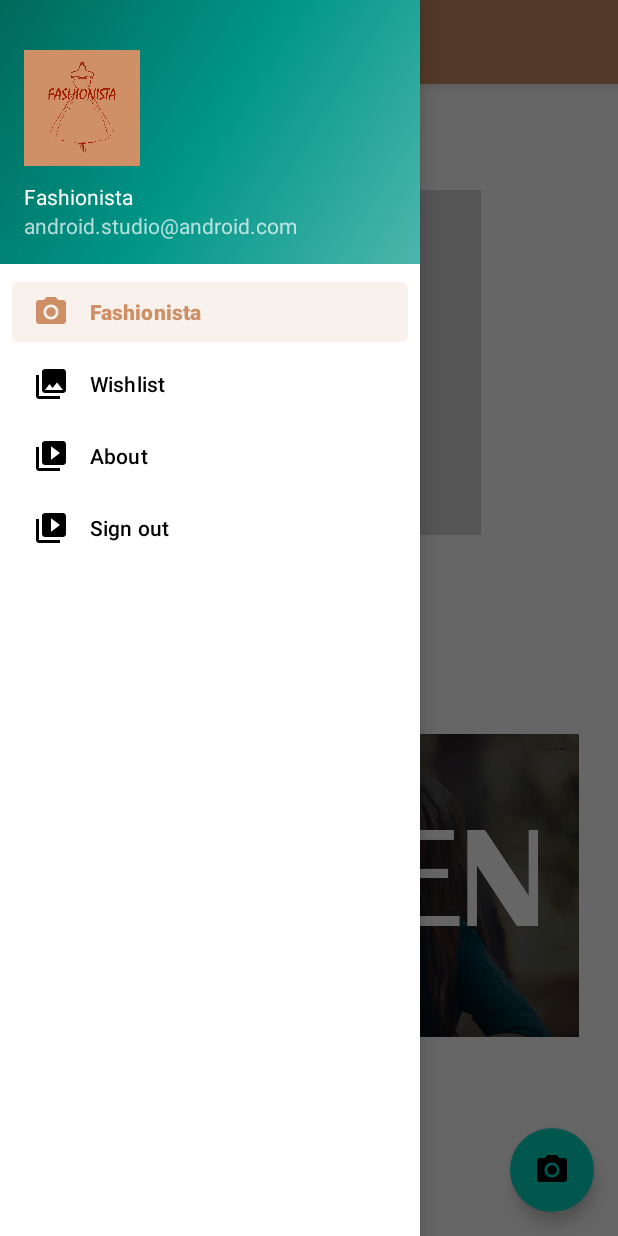
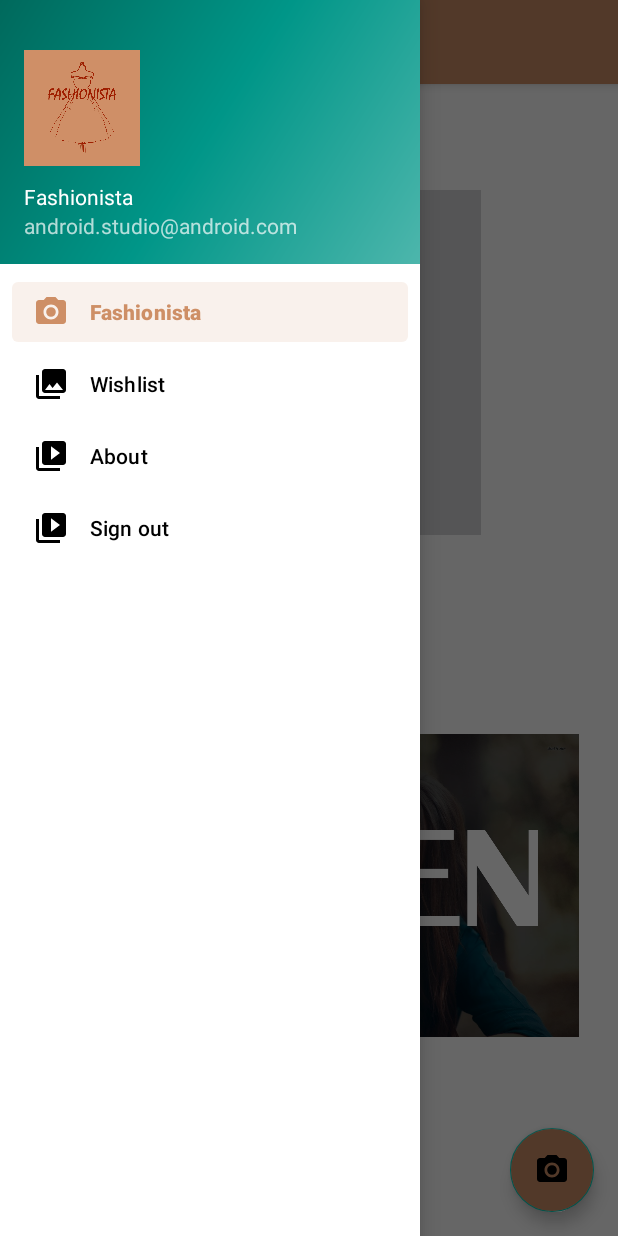
Before and after one commit to xamanyy/FashioIsta, an Android app: the screen it shows after launch (Home), with the side drawer open, on a phone screen of 412 x 824 dp. Run offline under Robolectric (Android 15) with nearby library versions, the phone set to English and light mode, and no system bars; our stand-ins replace Firebase (no records; nobody signed in at launch, a user with empty details on screens opened directly), navigation-ui.

Commit message:
change floating icon color

```diff
--- a/app/src/main/res/drawable-v21/ic_menu_camera.xml
+++ b/app/src/main/res/drawable-v21/ic_menu_camera.xml
@@ -4,9 +4,9 @@
     android:viewportWidth="24.0"
     android:viewportHeight="24.0">
     <path
-        android:fillColor="#FFFF"
+        android:fillColor="#FF000000"
         android:pathData="M12,12m-3.2,0a3.2,3.2 0,1 1,6.4 0a3.2,3.2 0,1 1,-6.4 0" />
     <path
-        android:fillColor="#FFFF"
+        android:fillColor="#FF000000"
         android:pathData="M9,2L7.17,4H4c-1.1,0 -2,0.9 -2,2v12c0,1.1 0.9,2 2,2h16c1.1,0 2,-0.9 2,-2V6c0,-1.1 -0.9,-2 -2,-2h-3.17L15,2H9zm3,15c-2.76,0 -5,-2.24 -5,-5s2.24,-5 5,-5 5,2.24 5,5 -2.24,5 -5,5z" />
 </vector>
--- a/app/src/main/res/layout/app_bar_main.xml
+++ b/app/src/main/res/layout/app_bar_main.xml
@@ -28,6 +28,7 @@
         android:layout_height="wrap_content"
         android:layout_gravity="bottom|end"
         android:layout_marginEnd="@dimen/fab_margin"
+        android:backgroundTint="@color/splash_bg"
         android:layout_marginBottom="16dp"
         app:srcCompat="@drawable/ic_menu_camera" />
 
```
